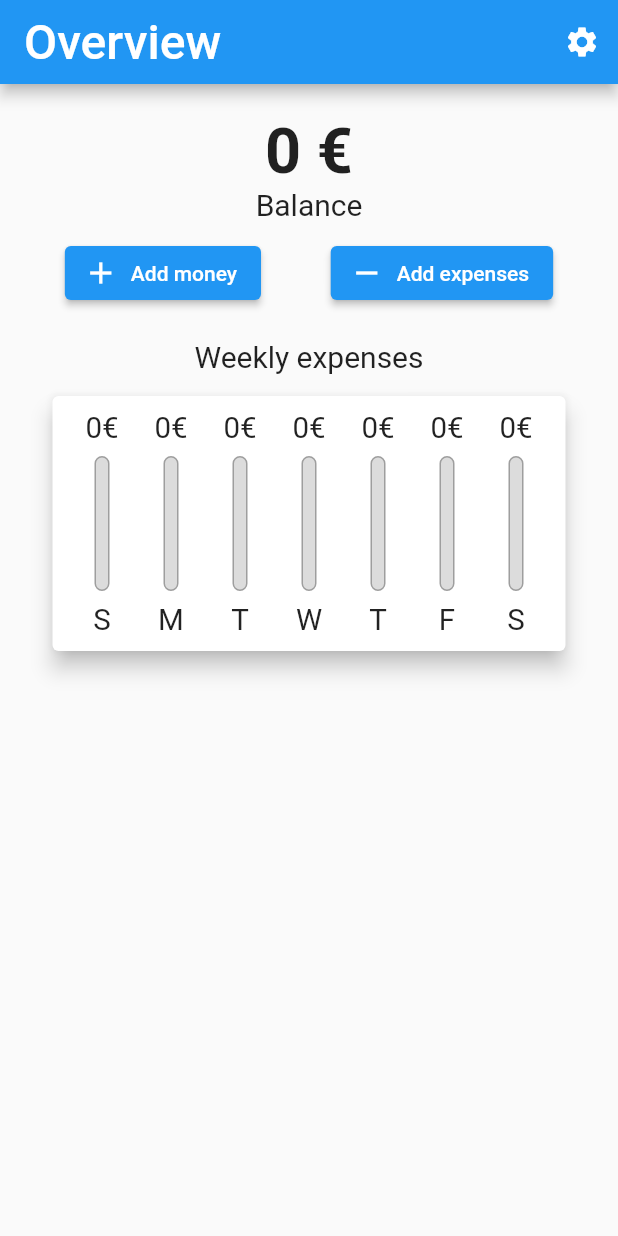
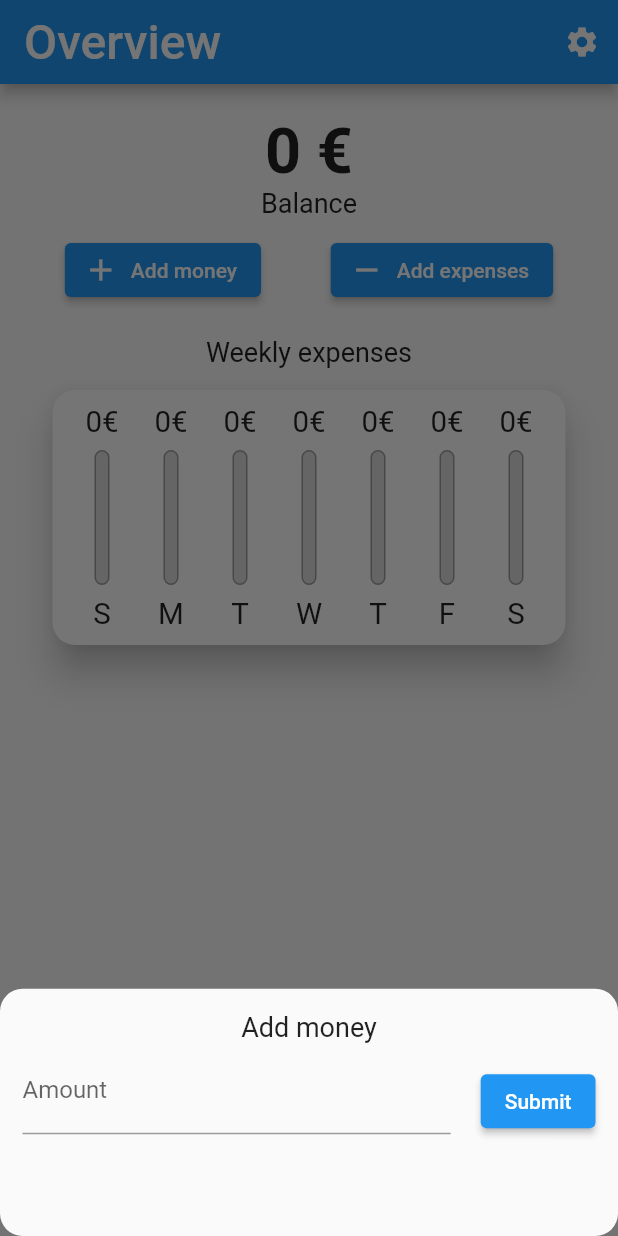
Before and after one commit to Nezas/BudgetManager, a Flutter app: the screen it shows after launch, after a tap on "Add money", on a phone screen of 412 x 824 dp. Run offline on Flutter 3.47's test engine with Material 2 defaults, Android fonts, the phone set to English and light mode, and no system bars.

```diff
--- a/lib/main.dart
+++ b/lib/main.dart
@@ -59,7 +59,8 @@ class _HomePageState extends State<HomePage> {
         ]);
     return Scaffold(
       appBar: appBar,
-      body: Container(
+      body: SingleChildScrollView(
+        child: Container(
           alignment: Alignment.center,
           margin: EdgeInsets.all(20),
           child: Column(
@@ -70,7 +71,7 @@ class _HomePageState extends State<HomePage> {
               ),
               Text(
                 "Weekly expenses",
-              style: TextStyle(fontSize: 20),
+                style: TextStyle(fontSize: 18),
               ),
               Container(
                 height: 200,
@@ -79,6 +80,7 @@ class _HomePageState extends State<HomePage> {
             ],
           ),
         ),
+      ),
     );
   }
 }
--- /dev/null
+++ b/lib/widgets/add_money.dart
@@ -0,0 +1,53 @@
+import 'package:flutter/material.dart';
+import 'package:flutter/services.dart';
+
+class AddMoney extends StatefulWidget {
+  @override
+  _AddMoneyState createState() => _AddMoneyState();
+}
+
+class _AddMoneyState extends State<AddMoney> {
+  final _amountController = TextEditingController();
+
+  @override
+  Widget build(BuildContext context) {
+    return Container(
+      padding: EdgeInsets.only(
+        top: 15,
+        left: 15,
+        right: 15,
+        bottom: MediaQuery.of(context).viewInsets.bottom,
+      ),
+      height: MediaQuery.of(context).size.height * 0.2 +
+          MediaQuery.of(context).viewInsets.bottom,
+      child: Column(
+        children: <Widget>[
+          Text(
+            "Add money",
+            style: TextStyle(fontSize: 18),
+          ),
+          Row(
+            children: <Widget>[
+              Expanded(
+                child: TextField(
+                  decoration: InputDecoration(labelText: "Amount"),
+                  controller: _amountController,
+                  keyboardType: TextInputType.number,
+                ),
+              ),
+              Container(
+                padding: EdgeInsets.only(left: 20, top: 15),
+                child: ElevatedButton(
+                  child: Text("Submit"),
+                  onPressed: () {
+                    print("Submit");
+                  },
+                ),
+              ),
+            ],
+          ),
+        ],
+      ),
+    );
+  }
+}
--- a/lib/widgets/balance.dart
+++ b/lib/widgets/balance.dart
@@ -1,8 +1,23 @@
 import 'package:flutter/material.dart';
+
+import './add_money.dart';
 
 class Balance extends StatefulWidget {
   @override
   _BalanceState createState() => _BalanceState();
+}
+
+void _startAddMoney(BuildContext ctx) {
+  showModalBottomSheet(
+    isScrollControlled: true,
+    shape: RoundedRectangleBorder(
+      borderRadius: BorderRadius.circular(15),
+    ),
+    context: ctx,
+    builder: (_) {
+      return AddMoney();
+    },
+  );
 }
 
 class _BalanceState extends State<Balance> {
@@ -17,7 +32,7 @@ class _BalanceState extends State<Balance> {
           ),
           Text(
             "Balance",
-            style: TextStyle(fontSize: 20),
+            style: TextStyle(fontSize: 18),
           ),
           SizedBox(
             height: 10,
@@ -29,6 +44,7 @@ class _BalanceState extends State<Balance> {
                 label: Text("Add money"),
                 icon: Icon(Icons.add),
                 onPressed: () {
+                  _startAddMoney(context);
                   print("Add");
                 },
               ),
--- a/lib/widgets/chart.dart
+++ b/lib/widgets/chart.dart
@@ -30,7 +30,10 @@ class Chart extends StatelessWidget {
   @override
   Widget build(BuildContext context) {
     return Card(
-      elevation: 6,
+      shape: RoundedRectangleBorder(
+        borderRadius: BorderRadius.circular(15),
+      ),
+      elevation: 10,
       margin: EdgeInsets.all(15),
       child: Padding(
         padding: EdgeInsets.all(10),
```
Lines whose indentation alone changed are shown as unchanged.
